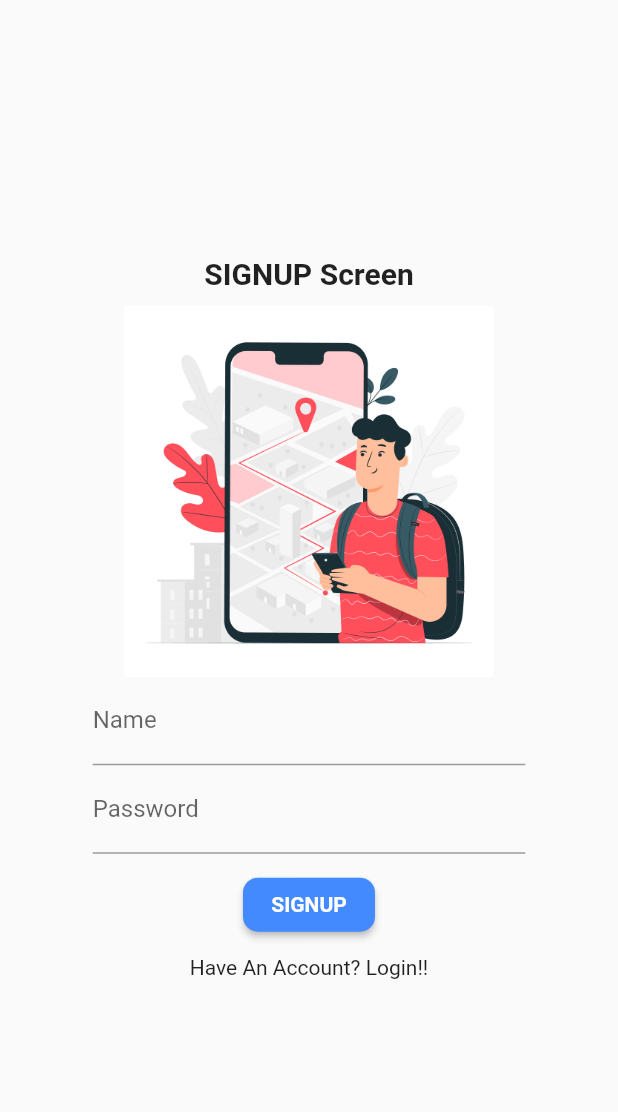
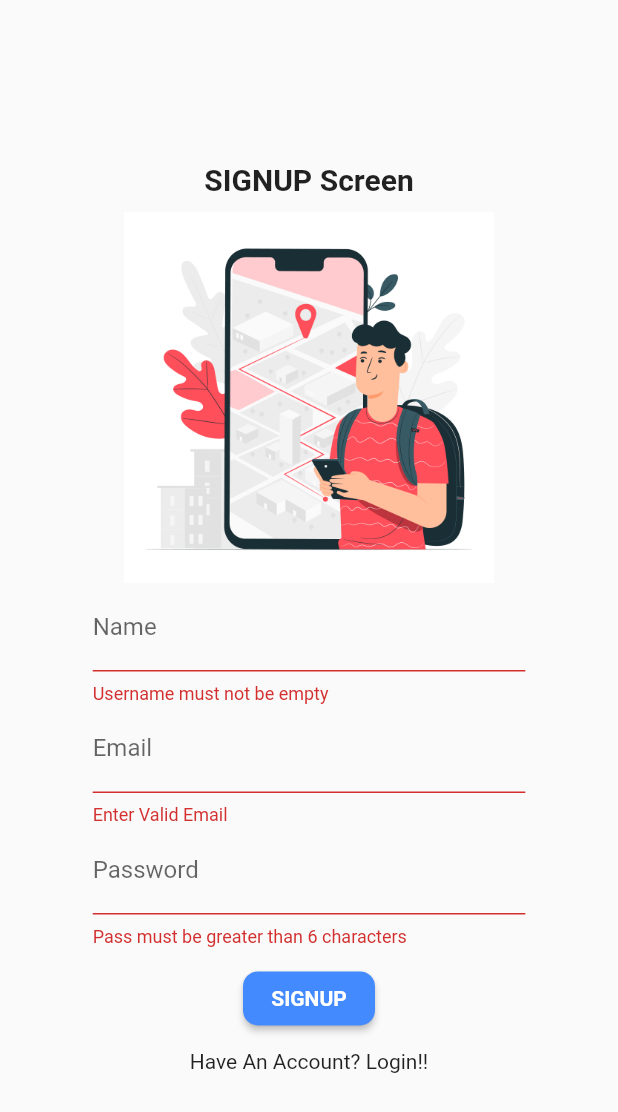
Before and after one commit to Shayan3008/FYP-FACE-RECOGNISIONS, a Flutter app: the screen it shows after launch, after a tap on "LOGIN", after a tap on "No Account Signup!!", after a tap on "SIGNUP", on a phone screen of 412 x 824 dp. Shown: the top 1112 px of the screen. Run offline on Flutter 3.47's test engine with Material 2 defaults, Android fonts, the phone set to English and light mode, and no system bars; our stand-ins replace location, shared_preferences.

Commit message:
Added Password

```diff
--- a/fyp_app/lib/Apis/sockets/AppSocket.dart
+++ b/fyp_app/lib/Apis/sockets/app_socket.dart
@@ -1,8 +1,8 @@
 import 'dart:convert';
 
-import 'package:fyp_app/interface/socketInterface.dart';
-import 'package:fyp_app/models/Coordinates.dart';
-import 'package:fyp_app/static/StaticData.dart';
+import 'package:fyp_app/interface/socket_interface.dart';
+import 'package:fyp_app/models/coordinates.dart';
+import 'package:fyp_app/static/static_data.dart';
 import 'package:web_socket_channel/web_socket_channel.dart';
 import 'package:web_socket_channel/status.dart' as status;
 // import 'package:web_socket_channel/html.dart';
--- a/fyp_app/lib/Screens/Signup.dart
+++ /dev/null
@@ -1,102 +0,0 @@
-import 'package:flutter/material.dart';
-import 'package:fyp_app/Screens/HomeScreen.dart';
-import 'package:fyp_app/Screens/LoginScreen.dart';
-
-class SIGNUPScreen extends StatelessWidget {
-  const SIGNUPScreen({super.key});
-
-  @override
-  Widget build(BuildContext context) {
-    TextEditingController userName = TextEditingController();
-    TextEditingController password = TextEditingController();
-    Size size = MediaQuery.of(context).size;
-    return Scaffold(
-      body: SafeArea(
-        child: Center(
-          child: SingleChildScrollView(
-            child: SizedBox(
-              width: size.width * 0.7,
-              child: Column(
-                mainAxisAlignment: MainAxisAlignment.center,
-                children: [
-                  Container(
-                    margin: const EdgeInsets.only(bottom: 10),
-                    child: const Text(
-                      'SIGNUP Screen',
-                      style: TextStyle(
-                        fontSize: 20,
-                        color: Colors.black87,
-                        fontWeight: FontWeight.bold,
-                      ),
-                    ),
-                  ),
-                  SizedBox(
-                    height: size.height * 0.3,
-                    child: Image.asset('assets/tracking.jpg'),
-                  ),
-                  FractionallySizedBox(
-                    widthFactor: 1.0,
-                    child: Column(
-                      children: [
-                        TextField(
-                          controller: userName,
-                          decoration: const InputDecoration(
-                            labelText: 'Name',
-                          ),
-                        ),
-                        TextField(
-                          controller: password,
-                          decoration: const InputDecoration(
-                            labelText: 'Password',
-                          ),
-                        ),
-                      ],
-                    ),
-                  ),
-                  Container(
-                    margin: const EdgeInsets.only(top: 10),
-                    child: MaterialButton(
-                      color: Colors.blueAccent,
-                      shape: RoundedRectangleBorder(
-                        borderRadius: BorderRadius.circular(10),
-                      ),
-                      onPressed: () async => {
-                        if (userName.text.isNotEmpty)
-                          {
-                            Navigator.of(context).pushReplacement(
-                                MaterialPageRoute(
-                                    builder: (ctx) =>
-                                        HomeScreen(user: userName.text)))
-                          }
-                      },
-                      child: const Text(
-                        'SIGNUP',
-                        style: TextStyle(
-                          color: Colors.white,
-                          fontWeight: FontWeight.bold,
-                        ),
-                      ),
-                    ),
-                  ),
-                  Container(
-                    margin: const EdgeInsets.only(top: 10),
-                    child: InkWell(
-                      onTap: () {
-                        Navigator.of(context).pushReplacement(
-                          MaterialPageRoute(
-                            builder: (ctx) => const LoginScreen(),
-                          ),
-                        );
-                      },
-                      child: const Text('Have An Account? Login!!'),
-                    ),
-                  )
-                ],
-              ),
-            ),
-          ),
-        ),
-      ),
-    );
-  }
-}
--- a/fyp_app/lib/Screens/LoginScreen.dart
+++ b/fyp_app/lib/Screens/login_screen.dart
@@ -1,8 +1,11 @@
 import 'package:flutter/material.dart';
-import 'package:fyp_app/Screens/HomeScreen.dart';
-import 'package:fyp_app/Screens/Signup.dart';
-import 'package:fyp_app/models/User.dart';
-import 'package:fyp_app/utility/ValidationChecks.dart';
+// import 'package:fyp_app/Screens/home_screen.dart';
+import 'package:fyp_app/Screens/signup_screen.dart';
+import 'package:fyp_app/models/user.dart';
+import 'package:fyp_app/utility/shared_preference_data.dart';
+import 'package:fyp_app/utility/validation_check.dart';
+
+import 'home_screen.dart';
 
 class LoginScreen extends StatefulWidget {
   const LoginScreen({super.key});
@@ -15,12 +18,21 @@ class _LoginScreenState extends State<LoginScreen> {
   bool userValidation = false;
   bool emailValidation = false;
   bool passValidation = false;
+  bool showPass = true;
+  late ValidationChecker checker;
+  late SharedPreferenceData storage;
+  bool loading = false;
+  TextEditingController email = TextEditingController();
+  TextEditingController password = TextEditingController();
   @override
   Widget build(BuildContext context) {
-    TextEditingController userName = TextEditingController();
-    TextEditingController email = TextEditingController();
-    TextEditingController password = TextEditingController();
+    checker = ValidationChecker();
+    storage = SharedPreferenceData();
+
+    // TextEditingController userName = TextEditingController();
+
     Size size = MediaQuery.of(context).size;
+
     return Scaffold(
       body: Center(
         child: SingleChildScrollView(
@@ -56,7 +68,7 @@ class _LoginScreenState extends State<LoginScreen> {
                           TextField(
                             controller: email,
                             decoration: InputDecoration(
-                              labelText: 'email',
+                              labelText: 'Email',
                               errorText: emailValidation == true
                                   ? "Enter Valid Email"
                                   : null,
@@ -64,7 +76,20 @@ class _LoginScreenState extends State<LoginScreen> {
                           ),
                           TextField(
                             controller: password,
+                            obscureText: showPass,
                             decoration: InputDecoration(
+                              suffixIcon: InkWell(
+                                onTap: () {
+                                  setState(() {
+                                    showPass = !showPass;
+                                  });
+                                },
+                                child: showPass
+                                    ? const Icon(
+                                        Icons.remove_red_eye,
+                                      )
+                                    : const Icon(Icons.remove_red_eye_outlined),
+                              ),
                               labelText: 'Password',
                               errorText: passValidation == true
                                   ? "Pass must be greater than 6 characters"
@@ -81,12 +106,17 @@ class _LoginScreenState extends State<LoginScreen> {
                         shape: RoundedRectangleBorder(
                           borderRadius: BorderRadius.circular(10),
                         ),
-                        onPressed: () async => loginMethod(
+                        onPressed: () => loginMethod(
                           email.text,
                           password.text,
                           context,
                         ),
-                        child: const Text(
+                        child: loading
+                            ? const CircularProgressIndicator(
+                                color: Colors.white,
+                                strokeWidth: 1,
+                              )
+                            : const Text(
                                 'LOGIN',
                                 style: TextStyle(
                                   color: Colors.white,
@@ -118,9 +148,10 @@ class _LoginScreenState extends State<LoginScreen> {
     );
   }
 
-  void loginMethod(String email, String password, BuildContext context) {
+  void loginMethod(String email, String password, BuildContext context) async {
     setState(() {
-      emailValidation = email.isEmpty || !isValidEmail(email);
+      loading = true;
+      emailValidation = email.isEmpty || !checker.isValidEmail(email);
       passValidation = password.length < 6;
     });
     if (emailValidation || passValidation) {
@@ -128,18 +159,44 @@ class _LoginScreenState extends State<LoginScreen> {
         setState(() {
           emailValidation = false;
           passValidation = false;
+          loading = false;
         });
       }));
       return;
     }
     User user = User("", email, password);
-    print(user.LoginUser());
-    // Navigator.of(context).pushReplacement(
-    //   MaterialPageRoute(
-    //     builder: (ctx) => HomeScreen(
-    //       user: email,
-    //     ),
-    //   ),
-    // );
+    String name = await user.loginUser(await storage.getCookie());
+    setState(() {
+      loading = false;
+    });
+    if (name.contains('Email') || name.contains('password')) {
+      // ignore: use_build_context_synchronously
+      showDialog(
+        context: context,
+        builder: (BuildContext context) {
+          return AlertDialog(
+            title: const Text('Login Error'),
+            content: Text(name),
+            actions: [
+              TextButton(
+                onPressed: () {
+                  Navigator.of(context).pop();
+                },
+                child: const Text('OK'),
+              ),
+            ],
+          );
+        },
+      );
+    } else {
+      // ignore: use_build_context_synchronously
+      Navigator.of(context).pushReplacement(
+        MaterialPageRoute(
+          builder: (ctx) => HomeScreen(
+            user: name,
+          ),
+        ),
+      );
     }
   }
+}
--- /dev/null
+++ b/fyp_app/lib/Screens/signup_screen.dart
@@ -0,0 +1,201 @@
+import 'package:flutter/material.dart';
+import 'package:fyp_app/Screens/home_screen.dart';
+import 'package:fyp_app/Screens/login_screen.dart';
+
+import '../models/user.dart';
+import '../utility/shared_preference_data.dart';
+import '../utility/validation_check.dart';
+
+class SIGNUPScreen extends StatefulWidget {
+  const SIGNUPScreen({super.key});
+
+  @override
+  State<SIGNUPScreen> createState() => _SIGNUPScreenState();
+}
+
+class _SIGNUPScreenState extends State<SIGNUPScreen> {
+  bool userValidation = false;
+
+  bool emailValidation = false;
+
+  bool passValidation = false;
+
+  late ValidationChecker checker;
+
+  late SharedPreferenceData storage;
+
+  bool loading = false;
+
+  @override
+  Widget build(BuildContext context) {
+    checker = ValidationChecker();
+    storage = SharedPreferenceData();
+    TextEditingController email = TextEditingController();
+    TextEditingController userName = TextEditingController();
+    TextEditingController password = TextEditingController();
+    Size size = MediaQuery.of(context).size;
+    return Scaffold(
+      body: SafeArea(
+        child: Center(
+          child: SingleChildScrollView(
+            child: SizedBox(
+              width: size.width * 0.7,
+              child: Column(
+                mainAxisAlignment: MainAxisAlignment.center,
+                children: [
+                  Container(
+                    margin: const EdgeInsets.only(bottom: 10),
+                    child: const Text(
+                      'SIGNUP Screen',
+                      style: TextStyle(
+                        fontSize: 20,
+                        color: Colors.black87,
+                        fontWeight: FontWeight.bold,
+                      ),
+                    ),
+                  ),
+                  SizedBox(
+                    height: size.height * 0.3,
+                    child: Image.asset('assets/tracking.jpg'),
+                  ),
+                  FractionallySizedBox(
+                    widthFactor: 1.0,
+                    child: Column(
+                      children: [
+                        TextField(
+                          controller: userName,
+                          decoration: InputDecoration(
+                            labelText: 'Name',
+                            errorText: userValidation == true
+                                ? "Username must not be empty"
+                                : null,
+                          ),
+                        ),
+                        TextField(
+                          controller: email,
+                          decoration: InputDecoration(
+                            labelText: 'Email',
+                            errorText: emailValidation == true
+                                ? "Enter Valid Email"
+                                : null,
+                          ),
+                        ),
+                        TextField(
+                          controller: password,
+                          decoration: InputDecoration(
+                            labelText: 'Password',
+                            errorText: passValidation == true
+                                ? "Pass must be greater than 6 characters"
+                                : null,
+                          ),
+                        ),
+                      ],
+                    ),
+                  ),
+                  Container(
+                    margin: const EdgeInsets.only(top: 10),
+                    child: MaterialButton(
+                      color: Colors.blueAccent,
+                      shape: RoundedRectangleBorder(
+                        borderRadius: BorderRadius.circular(10),
+                      ),
+                      onPressed: () async => {
+                        signUpMethod(
+                            userName.text, email.text, password.text, context)
+                      },
+                      child: const Text(
+                        'SIGNUP',
+                        style: TextStyle(
+                          color: Colors.white,
+                          fontWeight: FontWeight.bold,
+                        ),
+                      ),
+                    ),
+                  ),
+                  Container(
+                    margin: const EdgeInsets.only(top: 10),
+                    child: InkWell(
+                      onTap: () {
+                        Navigator.of(context).pushReplacement(
+                          MaterialPageRoute(
+                            builder: (ctx) => const LoginScreen(),
+                          ),
+                        );
+                      },
+                      child: const Text('Have An Account? Login!!'),
+                    ),
+                  )
+                ],
+              ),
+            ),
+          ),
+        ),
+      ),
+    );
+  }
+
+  void signUpMethod(String userName, String email, String password,
+      BuildContext context) async {
+    setState(() {
+      loading = true;
+      userValidation = userName.isEmpty;
+      emailValidation = email.isEmpty || !checker.isValidEmail(email);
+      passValidation = password.length < 6;
+    });
+    if (emailValidation || passValidation || userValidation) {
+      Future.delayed(const Duration(seconds: 5), (() {
+        setState(() {
+          userValidation = false;
+          emailValidation = false;
+          passValidation = false;
+          loading = false;
+        });
+      }));
+      return;
+    }
+    User user = User(userName, email, password);
+    int status = await user.signUpUser();
+    setState(() {
+      loading = false;
+    });
+    if (status == 200) {
+      // ignore: use_build_context_synchronously
+      Navigator.of(context).pushReplacement(
+        MaterialPageRoute(
+          builder: (ctx) => HomeScreen(
+            user: userName,
+          ),
+        ),
+      );
+    }
+    // if (name.contains('Email') || name.contains('password')) {
+    //   // ignore: use_build_context_synchronously
+    //   showDialog(
+    //     context: context,
+    //     builder: (BuildContext context) {
+    //       return AlertDialog(
+    //         title: const Text('Login Error'),
+    //         content: Text(name),
+    //         actions: [
+    //           TextButton(
+    //             onPressed: () {
+    //               Navigator.of(context).pop();
+    //             },
+    //             child: const Text('OK'),
+    //           ),
+    //         ],
+    //       );
+    //     },
+    //   );
+    // } else {
+    //   // ignore: use_build_context_synchronously
+    //   Navigator.of(context).pushReplacement(
+    //     MaterialPageRoute(
+    //       builder: (ctx) => HomeScreen(
+    //         user: name,
+    //       ),
+    //     ),
+    //   );
+    // }
+  }
+}
--- a/fyp_app/lib/interface/socketInterface.dart
+++ b/fyp_app/lib/interface/socket_interface.dart
@@ -1,4 +1,4 @@
-import 'package:fyp_app/models/Coordinates.dart';
+import 'package:fyp_app/models/coordinates.dart';
 
 abstract class SocketInterface {
   void connect(); // Function to connect socket
--- a/fyp_app/lib/main.dart
+++ b/fyp_app/lib/main.dart
@@ -1,6 +1,6 @@
 import 'package:flutter/material.dart';
-import 'package:fyp_app/Screens/HomeScreen.dart';
-import 'package:fyp_app/Screens/LoginScreen.dart';
+// import 'package:fyp_app/Screens/HomeScreen.dart';
+import 'package:fyp_app/Screens/login_screen.dart';
 
 void main() => runApp(const MaterialApp(
       debugShowCheckedModeBanner: false,
--- a/fyp_app/lib/utility/ValidationChecks.dart
+++ /dev/null
@@ -1,5 +0,0 @@
-bool isValidEmail(String email) {
-  final RegExp emailRegex =
-      RegExp(r'^[a-zA-Z0-9._%+-]+@[a-zA-Z0-9.-]+\.[a-zA-Z]{2,}$');
-  return emailRegex.hasMatch(email);
-}
--- /dev/null
+++ b/fyp_app/lib/utility/cookie.dart
@@ -0,0 +1,17 @@
+import 'dart:convert';
+
+import 'package:fyp_app/static/static_data.dart';
+import 'package:http/http.dart';
+
+class Cookie {
+  String? cookie;
+  Future<String?> getCookie() async {
+    Response response = await get(
+      Uri.parse(
+        "${StaticData.httpUrl}${StaticData.portNumber}/apis/GetCookie/",
+      ),
+    );
+    if (response.statusCode != 200) return null;
+    return json.decode(response.body)['cookie'];
+  }
+}
--- /dev/null
+++ b/fyp_app/lib/utility/shared_preference_data.dart
@@ -0,0 +1,26 @@
+import 'package:fyp_app/utility/cookie.dart';
+import 'package:shared_preferences/shared_preferences.dart';
+
+class SharedPreferenceData {
+  late SharedPreferences _data;
+  late Cookie cookie;
+  Future<void> _instantiate() async {
+    _data = await SharedPreferences.getInstance();
+    cookie = Cookie();
+  }
+
+  SharedPreferenceData() {
+    _instantiate();
+  }
+
+  Future<void> _storeCookie(String? cookie) async {
+    await _data.setString('cookie', cookie!);
+  }
+
+  Future<String> getCookie() async {
+    if (_data.getString('cookie') == null) {
+      _storeCookie(await cookie.getCookie());
+    }
+    return _data.getString('cookie')!;
+  }
+}
--- /dev/null
+++ b/fyp_app/lib/utility/validation_check.dart
@@ -0,0 +1,9 @@
+// Class for all validation regarding work
+
+class ValidationChecker {
+  bool isValidEmail(String email) {
+    final RegExp emailRegex =
+        RegExp(r'^[a-zA-Z0-9._%+-]+@[a-zA-Z0-9.-]+\.[a-zA-Z]{2,}$');
+    return emailRegex.hasMatch(email);
+  }
+}
--- a/fyp_app/pubspec.yaml
+++ b/fyp_app/pubspec.yaml
@@ -41,6 +41,7 @@ dependencies:
   location: ^4.2.0
   url_launcher: ^6.1.9
   http: ^0.13.5
+  shared_preferences: ^2.1.0
 
 dev_dependencies:
   flutter_test:
```
Also changed, not shown: fyp_app/lib/Screens/home_screen.dart (renamed from fyp_app/lib/Screens/HomeScreen.dart, +5 -6 lines), fyp_app/lib/models/Coordinates.dart (+8 -10 lines), fyp_app/lib/models/User.dart (+19 -5 lines), fyp_app/lib/static/static_data.dart (renamed from fyp_app/lib/static/StaticData.dart), fyp_app/pubspec.lock, 1 other file. Lines whose indentation alone changed are shown as unchanged.
